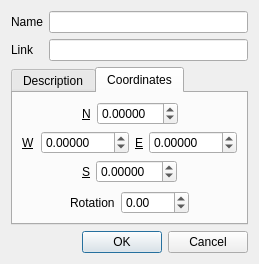
Old version of the form src/plugins/render/annotate/EditGroundOverlayDialog.ui in the repository calincru/marble.
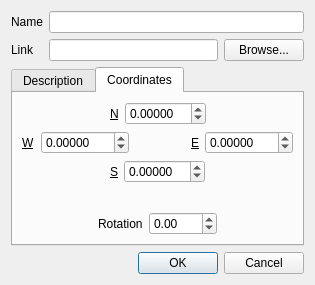
New version of the form.

Commit message: Added Browse button to select file in ground overlay rmb menu

Patch:
```diff
--- a/src/plugins/render/annotate/EditGroundOverlayDialog.ui
+++ b/src/plugins/render/annotate/EditGroundOverlayDialog.ui
@@ -6,8 +6,8 @@
    <rect>
     <x>0</x>
     <y>0</y>
-    <width>259</width>
-    <height>255</height>
+    <width>315</width>
+    <height>285</height>
    </rect>
   </property>
   <property name="windowTitle">
@@ -15,10 +15,7 @@
   </property>
   <layout class="QVBoxLayout" name="verticalLayout">
    <item>
-    <layout class="QFormLayout" name="formLayout">
-     <property name="fieldGrowthPolicy">
-      <enum>QFormLayout::ExpandingFieldsGrow</enum>
-     </property>
+    <layout class="QGridLayout" name="gridLayout">
      <item row="0" column="0">
       <widget class="QLabel" name="name_lbl">
        <property name="text">
@@ -29,7 +26,7 @@
        </property>
       </widget>
      </item>
-     <item row="0" column="1">
+     <item row="0" column="1" colspan="2">
       <widget class="QLineEdit" name="m_name"/>
      </item>
      <item row="1" column="0">
@@ -42,6 +39,13 @@
      <item row="1" column="1">
       <widget class="QLineEdit" name="m_link"/>
      </item>
+     <item row="1" column="2">
+      <widget class="QPushButton" name="m_browseButton">
+       <property name="text">
+        <string>Browse...</string>
+       </property>
+      </widget>
+     </item>
     </layout>
    </item>
    <item>
```
The commit also changes 5 other files.
